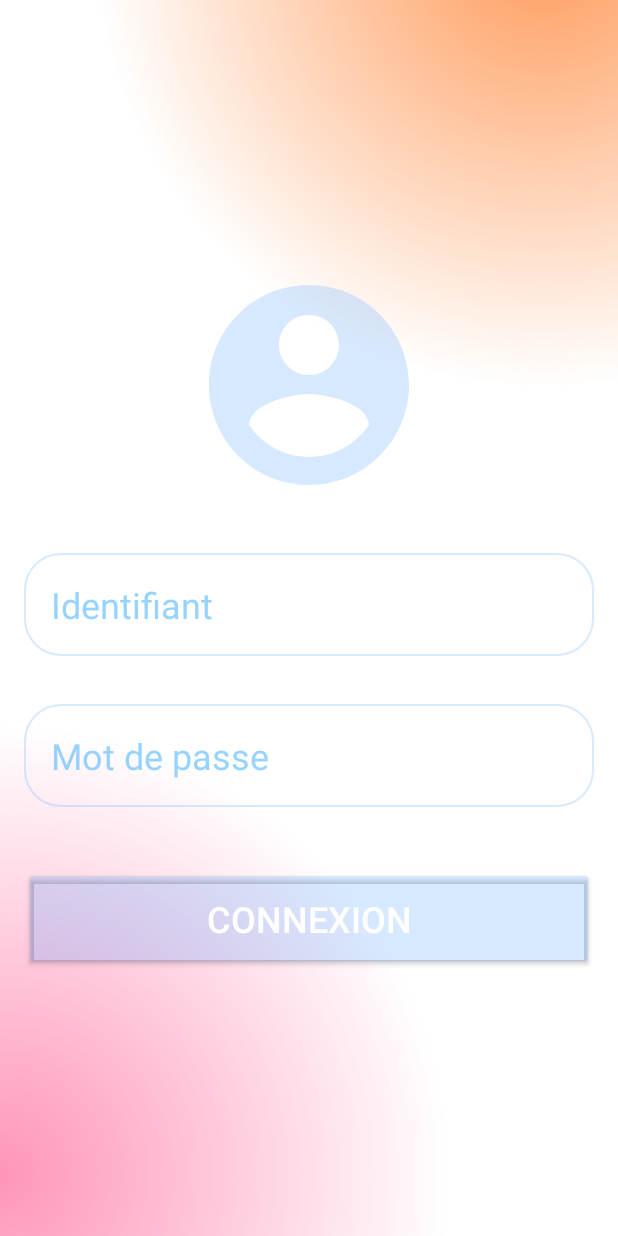
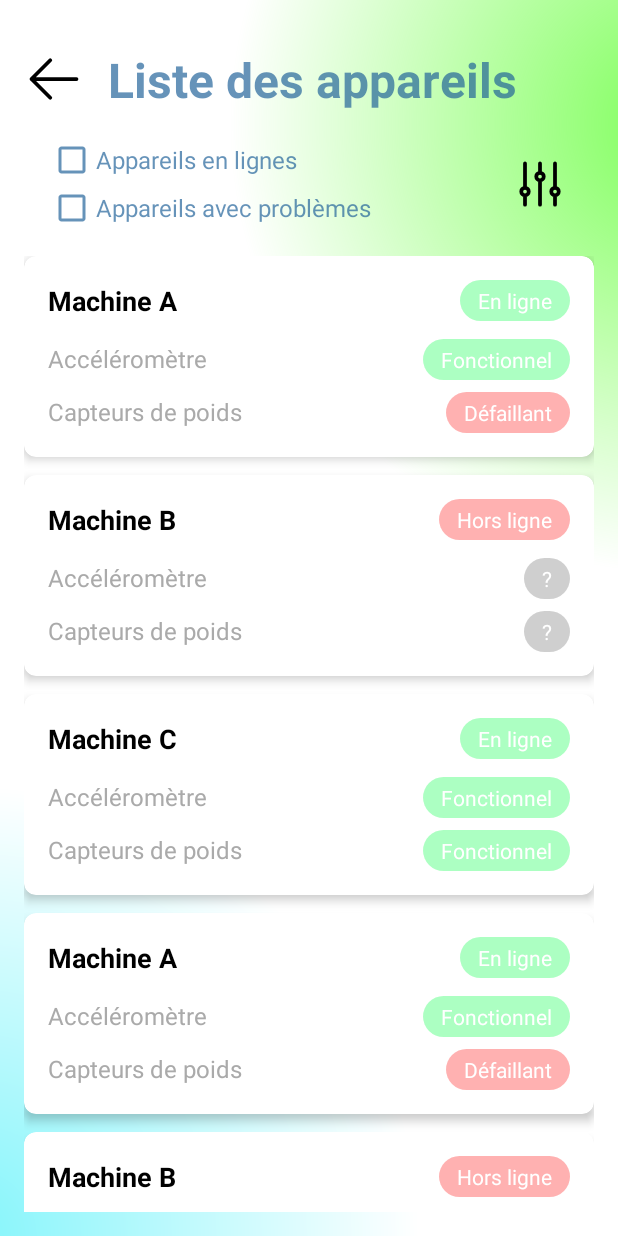
Before and after one commit to ProjetTech2025-QuentinLecourt/PT-QL-PowderTask, an Android app built with Jetpack Compose: the screen it shows after launch (LoginActivity before the commit, DevicesListActivity after it), on a phone screen of 412 x 824 dp. Run offline under Robolectric (Android 15) with nearby library versions, the phone set to English and light mode, and no system bars.

Commit message:
Vue Liste de appareils
Pas de filtre en cours

```diff
--- a/Mobile/app/build.gradle.kts
+++ b/Mobile/app/build.gradle.kts
@@ -1,3 +1,5 @@
+import org.gradle.internal.declarativedsl.parsing.main
+
 plugins {
     alias(libs.plugins.android.application)
     alias(libs.plugins.kotlin.android)
@@ -54,6 +56,8 @@ dependencies {
     implementation(libs.androidx.ui.tooling.preview)
     implementation(libs.androidx.material3)
     implementation(libs.androidx.appcompat)
+    implementation(libs.androidx.recyclerview)
+    implementation(libs.androidx.cardview)
     testImplementation(libs.junit)
     androidTestImplementation(libs.androidx.junit)
     androidTestImplementation(libs.androidx.espresso.core)
--- /dev/null
+++ b/Mobile/app/src/main/java/com/quentinlecourt/podwertask_mobile/DevicesListActivity.kt
@@ -0,0 +1,78 @@
+package com.quentinlecourt.podwertask_mobile
+
+import android.os.Bundle
+import android.widget.CheckBox
+import android.widget.ImageButton
+import androidx.appcompat.app.AppCompatActivity
+import androidx.recyclerview.widget.LinearLayoutManager
+import androidx.recyclerview.widget.RecyclerView
+import com.quentinlecourt.podwertask_mobile.data.adapter.MachineAdapter
+import com.quentinlecourt.podwertask_mobile.data.model.Machine
+
+class DevicesListActivity : AppCompatActivity() {
+
+    private lateinit var machineAdapter: MachineAdapter
+    private var machines = mutableListOf<Machine>()
+    private var sortByName = true // true pour tri alphabétique, false pour tri par dernière connexion
+
+    override fun onCreate(savedInstanceState: Bundle?) {
+        super.onCreate(savedInstanceState)
+        setContentView(R.layout.activity_materials_status)
+
+        // Initialiser les données (à remplacer par vos données réelles)
+        loadMachines()
+
+        // Configurer la RecyclerView
+        val recyclerView = findViewById<RecyclerView>(R.id.recyclerView_machines)
+        recyclerView.layoutManager = LinearLayoutManager(this)
+        machineAdapter = MachineAdapter(machines)
+        recyclerView.adapter = machineAdapter
+
+        // Configurer le bouton de tri
+        findViewById<ImageButton>(R.id.filterImage).setOnClickListener {
+            sortByName = !sortByName
+            sortMachines()
+        }
+
+        // Configurer les checkboxes de filtrage
+        findViewById<CheckBox>(R.id.checkBox_onlineDevice).setOnCheckedChangeListener { _, _ ->
+            filterMachines()
+        }
+
+        findViewById<CheckBox>(R.id.checkBox_problemDevice).setOnCheckedChangeListener { _, _ ->
+            filterMachines()
+        }
+    }
+
+    private fun loadMachines() {
+        // Exemple de données
+        machines.clear()
+        machines.addAll(listOf(
+            Machine(1, "Machine A", true, true, false, System.currentTimeMillis() - 3600000),
+            Machine(2, "Machine B", false, false, true, System.currentTimeMillis() - 7200000),
+            Machine(3, "Machine C", true, true, true, System.currentTimeMillis() - 1800000),
+            Machine(4, "Machine A", true, true, false, System.currentTimeMillis() - 3600000),
+            Machine(5, "Machine B", false, false, true, System.currentTimeMillis() - 7200000),
+            Machine(6, "Machine C", true, true, true, System.currentTimeMillis() - 1800000)
+        ))
+    }
+
+    private fun sortMachines() {
+        if (sortByName) {
+            machines.sortBy { it.name }
+        } else {
+            machines.sortByDescending { it.lastConnectionTime }
+        }
+        machineAdapter.notifyDataSetChanged()
+    }
+
+    private fun filterMachines() {
+        val showOnline = findViewById<CheckBox>(R.id.checkBox_onlineDevice).isChecked
+        val showProblem = findViewById<CheckBox>(R.id.checkBox_problemDevice).isChecked
+
+        // Implémenter la logique de filtrage selon vos besoins
+        // ...
+
+        machineAdapter.notifyDataSetChanged()
+    }
+}
--- /dev/null
+++ b/Mobile/app/src/main/java/com/quentinlecourt/podwertask_mobile/data/adapter/MachineAdapter.kt
@@ -0,0 +1,84 @@
+package com.quentinlecourt.podwertask_mobile.data.adapter
+
+import android.view.LayoutInflater
+import android.view.View
+import android.view.ViewGroup
+import android.widget.TextView
+import androidx.appcompat.content.res.AppCompatResources
+import androidx.core.content.ContextCompat
+import androidx.recyclerview.widget.RecyclerView
+import com.quentinlecourt.podwertask_mobile.R
+import com.quentinlecourt.podwertask_mobile.data.model.Machine
+
+class MachineAdapter(private val machines: List<Machine>) : RecyclerView.Adapter<MachineAdapter.MachineViewHolder>() {
+
+    class MachineViewHolder(itemView: View) : RecyclerView.ViewHolder(itemView) {
+        val machineName: TextView = itemView.findViewById(R.id.tv_machine_name)
+        val machineStatus: TextView = itemView.findViewById(R.id.tv_machine_status)
+        val accelerometerStatus: TextView = itemView.findViewById(R.id.tv_accelerometer_status)
+        val weightSensorStatus: TextView = itemView.findViewById(R.id.tv_weight_sensor_status)
+    }
+
+    override fun onCreateViewHolder(parent: ViewGroup, viewType: Int): MachineViewHolder {
+        val itemView = LayoutInflater.from(parent.context).inflate(
+            R.layout.card_view,
+            parent,
+            false
+        )
+        return MachineViewHolder(itemView)
+    }
+
+    override fun onBindViewHolder(holder: MachineViewHolder, position: Int) {
+        val currentMachine = machines[position]
+
+        // Définir le nom de la machine
+        holder.machineName.text = currentMachine.name
+
+        val componentOk: String = holder.itemView.context.getString(R.string.status_fonctional)
+        val componentNotOk: String = holder.itemView.context.getString(R.string.status_problem)
+        val componentNoInfo: String = holder.itemView.context.getString(R.string.status_unknow)
+
+        // Définir le statut de la machine et sa couleur d'arrière plan
+        if (currentMachine.isOnline) {
+            holder.machineStatus.text = holder.itemView.context.getString(R.string.online)
+            holder.machineStatus.setBackground(
+                AppCompatResources.getDrawable(holder.itemView.context, R.drawable.online_status)
+            )
+
+            // Définir le statut des composants
+            holder.accelerometerStatus.text = if (currentMachine.isAccelerometerWorking) componentOk else componentNotOk
+            holder.accelerometerStatus.setBackground(
+                AppCompatResources.getDrawable(
+                    holder.itemView.context,
+                    if (currentMachine.isAccelerometerWorking) R.drawable.online_status else R.drawable.offline_status
+                )
+            )
+
+            holder.weightSensorStatus.text = if (currentMachine.isWeightSensorWorking) componentOk else componentNotOk
+            holder.weightSensorStatus.setBackground(
+                AppCompatResources.getDrawable(
+                    holder.itemView.context,
+                    if (currentMachine.isWeightSensorWorking) R.drawable.online_status else R.drawable.offline_status
+                )
+            )
+        } else {
+            holder.machineStatus.text = holder.itemView.context.getString(R.string.offline)
+            holder.machineStatus.setBackground(
+                AppCompatResources.getDrawable(holder.itemView.context, R.drawable.offline_status)
+            )
+
+            // Définir le statut des composants
+            holder.accelerometerStatus.text = componentNoInfo
+            holder.accelerometerStatus.setBackground(
+                AppCompatResources.getDrawable(holder.itemView.context, R.drawable.none_status)
+            )
+
+            holder.weightSensorStatus.text = componentNoInfo
+            holder.weightSensorStatus.setBackground(
+                AppCompatResources.getDrawable(holder.itemView.context, R.drawable.none_status)
+            )
+        }
+    }
+
+    override fun getItemCount() = machines.size
+}
--- /dev/null
+++ b/Mobile/app/src/main/java/com/quentinlecourt/podwertask_mobile/data/model/Machine.kt
@@ -0,0 +1,11 @@
+package com.quentinlecourt.podwertask_mobile.data.model
+
+// Classe modèle pour une machine/balance connectée
+data class Machine(
+    val id: Int,
+    val name: String,
+    val isOnline: Boolean = false,
+    val isAccelerometerWorking: Boolean,
+    val isWeightSensorWorking: Boolean,
+    val lastConnectionTime: Long
+)
--- /dev/null
+++ b/Mobile/app/src/main/res/drawable/icon_filter.xml
@@ -0,0 +1,13 @@
+<vector xmlns:android="http://schemas.android.com/apk/res/android"
+    android:width="24dp"
+    android:height="24dp"
+    android:viewportWidth="24"
+    android:viewportHeight="24">
+
+    <path
+        android:strokeColor="@android:color/black"
+        android:strokeWidth="1.5"
+        android:strokeLineCap="round"
+        android:strokeLineJoin="round"
+        android:pathData="M6 13.5V3.75m0 9.75a1.5 1.5 0 0 1 0 3m0-3a1.5 1.5 0 0 0 0 3m0 3.75V16.5m12-3V3.75m0 9.75a1.5 1.5 0 0 1 0 3m0-3a1.5 1.5 0 0 0 0 3m0 3.75V16.5m-6-9V3.75m0 3.75a1.5 1.5 0 0 1 0 3m0-3a1.5 1.5 0 0 0 0 3m0 9.75V10.5" />
+</vector>
--- /dev/null
+++ b/Mobile/app/src/main/res/drawable/none_status.xml
@@ -0,0 +1,6 @@
+<?xml version="1.0" encoding="utf-8"?>
+<shape xmlns:android="http://schemas.android.com/apk/res/android"
+    android:shape="rectangle">
+    <corners android:radius="48dp" />
+    <solid android:color="@color/color_status_none" />
+</shape>
--- /dev/null
+++ b/Mobile/app/src/main/res/drawable/offline_status.xml
@@ -0,0 +1,6 @@
+<?xml version="1.0" encoding="utf-8"?>
+<shape xmlns:android="http://schemas.android.com/apk/res/android"
+    android:shape="rectangle">
+    <corners android:radius="48dp" />
+    <solid android:color="@color/color_status_offline" />
+</shape>
--- /dev/null
+++ b/Mobile/app/src/main/res/drawable/online_status.xml
@@ -0,0 +1,6 @@
+<?xml version="1.0" encoding="utf-8"?>
+<shape xmlns:android="http://schemas.android.com/apk/res/android"
+    android:shape="rectangle">
+    <corners android:radius="48dp" />
+    <solid android:color="@color/color_status_online" />
+</shape>
--- /dev/null
+++ b/Mobile/app/src/main/res/drawable/return_arrow.xml
@@ -0,0 +1,12 @@
+<vector xmlns:android="http://schemas.android.com/apk/res/android"
+    android:width="24dp"
+    android:height="24dp"
+    android:viewportWidth="24"
+    android:viewportHeight="24">
+    <path
+        android:strokeColor="@android:color/black"
+        android:strokeWidth="1.5"
+        android:strokeLineCap="round"
+        android:strokeLineJoin="round"
+        android:pathData="M10.5 19.5L3 12m0 0l7.5-7.5M3 12h18" />
+</vector>
--- a/Mobile/app/src/main/res/layout/activity_home.xml
+++ b/Mobile/app/src/main/res/layout/activity_home.xml
@@ -48,7 +48,7 @@
             android:background="@color/rouge_cerise_mur_t"
             android:textColor="@color/white"
             android:textSize="24sp"
-            android:text="@string/devices_list"/>
+            android:text="@string/devicesList_title"/>
 
     </LinearLayout>
 
--- a/Mobile/app/src/main/res/layout/activity_materials_status.xml
+++ b/Mobile/app/src/main/res/layout/activity_materials_status.xml
@@ -1,11 +1,93 @@
 <?xml version="1.0" encoding="utf-8"?>
-<LinearLayout xmlns:android="http://schemas.android.com/apk/res/android"
+<RelativeLayout xmlns:android="http://schemas.android.com/apk/res/android"
     xmlns:tools="http://schemas.android.com/tools"
     android:layout_width="match_parent"
     android:layout_height="match_parent"
     android:background="@drawable/user_background"
-    android:gravity="center"
     android:padding="16dp">
-    <!-- tools:context=".MaterialsStatus"-->
+    <!-- tools:context=".HomeActivity"-->
+    <LinearLayout
+        android:id="@+id/linearLayout_title"
+        android:layout_width="wrap_content"
+        android:layout_height="wrap_content"
+        android:layout_marginTop="15dp"
+        android:gravity="center"
+        android:orientation="horizontal">
 
-</LinearLayout>
+        <ImageButton
+            android:id="@+id/return_from_devicesListPage"
+            android:layout_width="40dp"
+            android:layout_height="40dp"
+            android:background="@drawable/return_arrow"
+            android:layout_marginEnd="16dp" />
+
+
+        <TextView
+            android:id="@+id/tv_devicesListTitle"
+            android:layout_width="wrap_content"
+            android:layout_height="wrap_content"
+            android:text="@string/devicesList_title"
+            android:textAlignment="center"
+            android:textColor="@color/bleu_gestion_visible"
+            android:textSize="32sp"
+            android:textStyle="bold"/>
+    </LinearLayout>
+
+    <LinearLayout
+        android:id="@+id/linearLayout_filters"
+        android:layout_width="match_parent"
+        android:layout_height="wrap_content"
+        android:layout_below="@id/linearLayout_title"
+        android:layout_marginTop="16dp"
+        android:gravity="center_vertical"
+        android:orientation="horizontal"
+        android:paddingHorizontal="16dp">
+
+    <LinearLayout
+            android:id="@+id/linearLayout_checkBox"
+            android:layout_width="0dp"
+            android:layout_height="wrap_content"
+            android:layout_weight="1"
+            android:orientation="vertical"
+            android:paddingEnd="8dp">
+
+            <CheckBox
+                android:id="@+id/checkBox_onlineDevice"
+                android:layout_width="wrap_content"
+                android:layout_height="wrap_content"
+                android:checked="false"
+                android:text="@string/checkBox_onlineDevices"
+                android:textColor="@color/bleu_gestion_visible"
+                android:textSize="16sp"
+                android:buttonTint="@color/bleu_gestion_visible" />
+
+            <CheckBox
+                android:id="@+id/checkBox_problemDevice"
+                android:layout_width="wrap_content"
+                android:layout_height="wrap_content"
+                android:checked="false"
+                android:text="@string/checkBox_withProblemDevices"
+                android:textColor="@color/bleu_gestion_visible"
+                android:textSize="16sp"
+                android:buttonTint="@color/bleu_gestion_visible" />
+        </LinearLayout>
+
+            <ImageButton
+                android:id="@+id/filterImage"
+                android:layout_width="40dp"
+                android:layout_height="40dp"
+                android:background="@drawable/icon_filter"
+                android:contentDescription="@string/desc_filter" />
+
+    </LinearLayout>
+
+    <androidx.recyclerview.widget.RecyclerView
+        android:id="@+id/recyclerView_machines"
+        android:layout_width="match_parent"
+        android:layout_height="wrap_content"
+        android:layout_below="@id/linearLayout_filters"
+        android:layout_marginTop="16dp"
+        android:clipToPadding="false"
+        android:paddingBottom="16dp" />
+
+</RelativeLayout>
--- /dev/null
+++ b/Mobile/app/src/main/res/layout/card_view.xml
@@ -0,0 +1,116 @@
+<?xml version="1.0" encoding="utf-8"?>
+<androidx.cardview.widget.CardView
+    xmlns:android="http://schemas.android.com/apk/res/android"
+    xmlns:app="http://schemas.android.com/apk/res-auto"
+    android:layout_width="match_parent"
+    android:layout_height="wrap_content"
+    android:layout_marginBottom="12dp"
+    app:cardCornerRadius="8dp"
+    app:cardElevation="4dp">
+
+    <LinearLayout
+        android:layout_width="match_parent"
+        android:layout_height="wrap_content"
+        android:orientation="vertical"
+        android:padding="16dp">
+
+        <!-- En-tête avec nom de machine et statut -->
+        <RelativeLayout
+            android:layout_width="match_parent"
+            android:layout_height="wrap_content"
+            android:layout_marginBottom="12dp">
+
+            <!-- Nom de la machine -->
+            <TextView
+                android:id="@+id/tv_machine_name"
+                android:layout_width="wrap_content"
+                android:layout_height="wrap_content"
+                android:layout_alignParentStart="true"
+                android:layout_centerVertical="true"
+                android:textColor="@android:color/black"
+                android:textSize="18sp"
+                android:textStyle="bold"
+                android:text="Nom de la machine" />
+
+            <!-- Statut en ligne/hors ligne -->
+            <TextView
+                android:id="@+id/tv_machine_status"
+                android:layout_width="wrap_content"
+                android:layout_height="wrap_content"
+                android:layout_alignParentEnd="true"
+                android:layout_centerVertical="true"
+                android:background="@drawable/none_status"
+                android:paddingStart="12dp"
+                android:paddingEnd="12dp"
+                android:paddingTop="4dp"
+                android:paddingBottom="4dp"
+                android:text="@string/offline"
+                android:textColor="@android:color/white"
+                android:textSize="14sp" />
+        </RelativeLayout>
+
+        <!-- Détails des composants -->
+        <LinearLayout
+            android:layout_width="match_parent"
+            android:layout_height="wrap_content"
+            android:orientation="vertical">
+
+            <!-- Accéléromètre -->
+            <LinearLayout
+                android:layout_width="match_parent"
+                android:layout_height="wrap_content"
+                android:orientation="horizontal"
+                android:layout_marginBottom="8dp">
+
+                <TextView
+                    android:layout_width="0dp"
+                    android:layout_height="wrap_content"
+                    android:layout_weight="1"
+                    android:text="@string/accelerometer"
+                    android:textColor="@android:color/darker_gray"
+                    android:textSize="16sp" />
+
+                <TextView
+                    android:id="@+id/tv_accelerometer_status"
+                    android:layout_width="wrap_content"
+                    android:layout_height="wrap_content"
+                    android:background="@drawable/none_status"
+                    android:paddingStart="12dp"
+                    android:paddingEnd="12dp"
+                    android:paddingTop="4dp"
+                    android:paddingBottom="4dp"
+                    android:text="@string/status_unknow"
+                    android:textColor="@android:color/white"
+                    android:textSize="14sp" />
+            </LinearLayout>
+
+            <!-- Capteur de poids -->
+            <LinearLayout
+                android:layout_width="match_parent"
+                android:layout_height="wrap_content"
+                android:orientation="horizontal">
+
+                <TextView
+                    android:layout_width="0dp"
+                    android:layout_height="wrap_content"
+                    android:layout_weight="1"
+                    android:text="@string/weight_sensor"
+                    android:textColor="@android:color/darker_gray"
+                    android:textSize="16sp" />
+
+                <TextView
+                    android:id="@+id/tv_weight_sensor_status"
+                    android:layout_width="wrap_content"
+                    android:layout_height="wrap_content"
+                    android:background="@drawable/none_status"
+                    android:paddingStart="12dp"
+                    android:paddingEnd="12dp"
+                    android:paddingTop="4dp"
+                    android:paddingBottom="4dp"
+                    android:text="@string/status_unknow"
+                    android:textColor="@android:color/white"
+                    android:textSize="14sp" />
+            </LinearLayout>
+        </LinearLayout>
+    </LinearLayout>
+</androidx.cardview.widget.CardView>
--- a/Mobile/app/src/main/res/values/colors.xml
+++ b/Mobile/app/src/main/res/values/colors.xml
@@ -1,10 +1,15 @@
 <?xml version="1.0" encoding="utf-8"?>
 <resources>
+    <!--  Basics  -->
     <color name="black">#FF000000</color>
     <color name="white">#FFFFFFFF</color>
+
+    <!--  Blue Management   -->
     <color name="bleu_gestion_t">#3E5AA4FF</color>
     <color name="bleu_gestion">#AE65BEFF</color>
     <color name="bleu_gestion_visible">#AE1F6098</color>
+
+    <!--  Theme Colors  -->
     <color name="orange_chalereux">#FF9A5A</color>
     <color name="mauve_constraste">#FF95BA</color>
     <color name="bleu_frais">#84F5FB</color>
@@ -12,4 +17,9 @@
     <color name="rouge_cerise_mur">#D1003B</color>
     <color name="rouge_cerise_mur_t">#80D1003B</color>
     <color name="orange_pemplemouse">#EF522D</color>
+
+    <!-- Scale Status -->
+    <color name="color_status_none">#74969696</color>
+    <color name="color_status_online">#7348FF78</color>
+    <color name="color_status_offline">#73FF5353</color>
 </resources>
--- a/Mobile/app/src/main/res/values/strings.xml
+++ b/Mobile/app/src/main/res/values/strings.xml
@@ -9,11 +9,22 @@
     <!-- Home Page -->
     <string name="welcome_user">Bienvenue sur l\'interface utilisateur</string>
     <string name="welcome_admin">Bienvenue sur l\'interface administrateur</string>
-    <string name="devices_list">Liste des appareils</string>
+    <string name="devicesList_title">Liste des appareils</string>
     <string name="continue_to_devices_list">Continuer pour connaitre l\'état des appareils</string>
 
-    <!-- Devices List Page -->
+    <!-- Devices Cart List & Filters -->
+    <string name="checkBox_onlineDevices">Appareils en lignes</string>
+    <string name="checkBox_withProblemDevices">Appareils avec problèmes</string>
+    <string name="desc_filter">Filtre</string>
 
+    <!-- Devices Cart -->
+    <string name="online">En ligne</string>
+    <string name="offline">Hors ligne</string>
 
+    <string name="accelerometer">Accéléromètre</string>
+    <string name="weight_sensor">Capteurs de poids</string>
 
+    <string name="status_fonctional">Fonctionnel</string>
+    <string name="status_problem">Défaillant</string>
+    <string name="status_unknow">\?</string>
 </resources>
--- a/Mobile/gradle/libs.versions.toml
+++ b/Mobile/gradle/libs.versions.toml
@@ -7,13 +7,15 @@ junitVersion = "1.2.1"
 espressoCore = "3.6.1"
 lifecycleRuntimeKtx = "2.8.7"
 activityCompose = "1.10.1"
-composeBom = "2025.03.00"
+composeBom = "2025.03.01"
 appcompat = "1.7.0"
 retrofit = "2.9.0"
 gson = "2.10.1"
 coroutines = "1.7.3"
 paho-mqtt = "1.2.5"
 paho-android-service = "1.1.1"
+recyclerview = "1.4.0"
+cardview = "1.0.0"
 
 [libraries]
 androidx-core-ktx = { group = "androidx.core", name = "core-ktx", version.ref = "coreKtx" }
@@ -38,6 +40,8 @@ kotlinx-coroutines-android = { group = "org.jetbrains.kotlinx", name = "kotlinx-
 kotlinx-coroutines-core = { group = "org.jetbrains.kotlinx", name = "kotlinx-coroutines-core", version.ref = "coroutines" }
 paho-mqtt = { group = "org.eclipse.paho", name = "org.eclipse.paho.client.mqttv3", version.ref = "paho-mqtt" }
 paho-android-service = { group = "org.eclipse.paho", name = "org.eclipse.paho.android.service", version.ref = "paho-android-service" }
+androidx-recyclerview = { group = "androidx.recyclerview", name = "recyclerview", version.ref = "recyclerview" }
+androidx-cardview = { group = "androidx.cardview", name = "cardview", version.ref = "cardview" }
 
 [plugins]
 android-application = { id = "com.android.application", version.ref = "agp" }
```
Also changed, not shown: Mobile/app/src/main/AndroidManifest.xml (+10 -1 lines).
